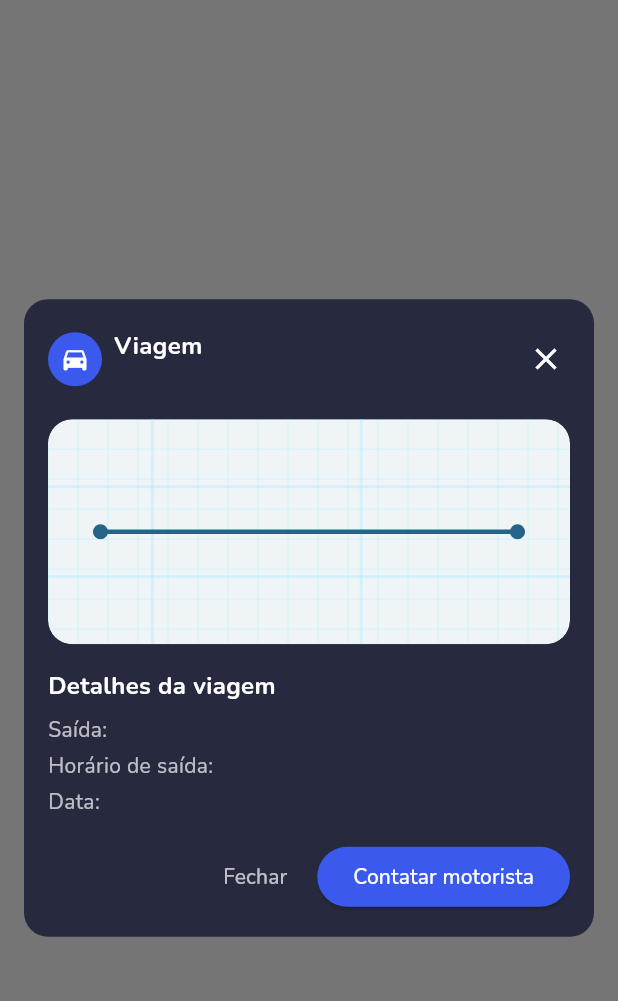
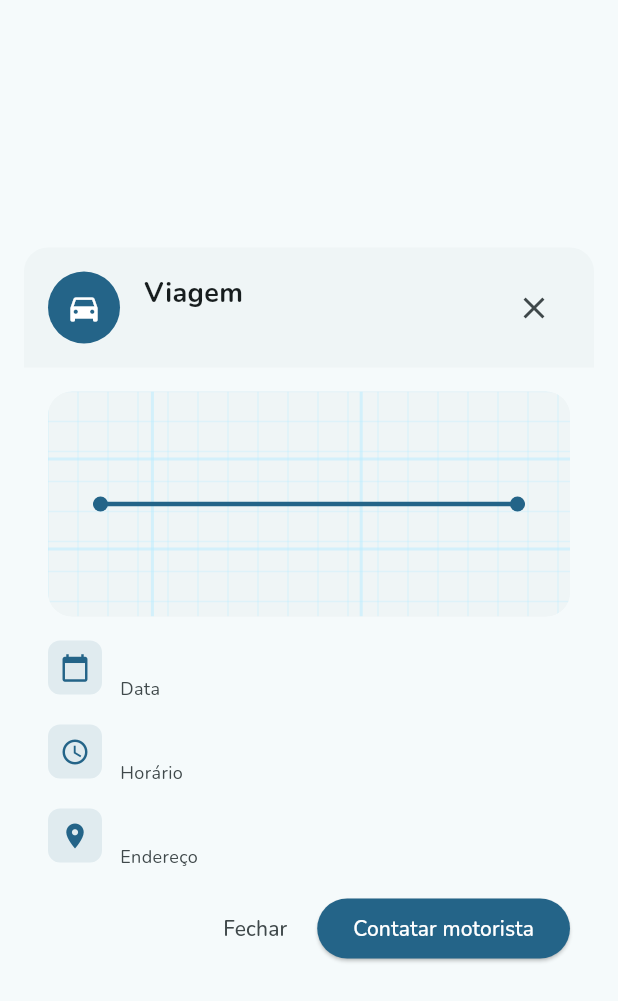
Before and after one commit to Grupo-6-bpk/mobile-app, a Flutter app: the PassengerRideDetailPage widget shown alone on an empty page, opened directly with empty values, on a phone screen of 412 x 824 dp. Shown: the top 1001 px of the screen. Run offline on Flutter 3.47's test engine with Material 3 defaults, Android fonts, the phone set to English and light mode, and no system bars; our stand-ins replace file_picker, google_fonts.

Commit message:
Correcao de cores bases, e ajuste na interface

```diff
--- a/lib/passenger_history/passenger_ride_detail_page.dart
+++ b/lib/passenger_history/passenger_ride_detail_page.dart
@@ -19,83 +19,102 @@ class PassengerRideDetailPage extends StatelessWidget {
 
   @override
   Widget build(BuildContext context) {
-    return Scaffold(
-      backgroundColor: Colors.black54,
-      body: Center(
+    return Dialog(
+      backgroundColor: Colors.transparent,
+      insetPadding: EdgeInsets.zero,
       child: Container(
+        width: MediaQuery.of(context).size.width,
         margin: const EdgeInsets.symmetric(horizontal: 16),
+        constraints: BoxConstraints(
+          maxHeight: MediaQuery.of(context).size.height * 0.9,
+        ),
         decoration: BoxDecoration(
-            color: const Color(0xFF272A3F),
+          color: Theme.of(context).colorScheme.surface,
           borderRadius: BorderRadius.circular(16),
         ),
         child: Column(
           mainAxisSize: MainAxisSize.min,
-            crossAxisAlignment: CrossAxisAlignment.start,
           children: [
-              // Cabeçalho com título e botão de fechar
-              Padding(
-                padding: const EdgeInsets.fromLTRB(16, 16, 8, 0),
+            // Cabeçalho
+            Container(
+              padding: const EdgeInsets.all(16),
+              decoration: BoxDecoration(
+                color: Theme.of(context).colorScheme.surfaceContainerLow,
+                borderRadius: const BorderRadius.only(
+                  topLeft: Radius.circular(16),
+                  topRight: Radius.circular(16),
+                ),
+              ),
               child: Row(
-                  mainAxisAlignment: MainAxisAlignment.spaceBetween,
-                  children: [
-                    Row(
                 children: [
                   Container(
-                          width: 36,
-                          height: 36,
-                          decoration: const BoxDecoration(
-                            color: Color(0xFF3B59ED),
+                    width: 48,
+                    height: 48,
+                    decoration: BoxDecoration(
+                      color: Theme.of(context).colorScheme.primary,
                       shape: BoxShape.circle,
                     ),
-                          child: const Icon(
+                    child: Icon(
                       Icons.directions_car,
-                            color: Colors.white,
-                            size: 20,
+                      color: Theme.of(context).colorScheme.onPrimary,
+                      size: 24,
                     ),
                   ),
-                        const SizedBox(width: 8),
-                        Column(
+                  const SizedBox(width: 16),
+                  Expanded(
+                    child: Column(
                       crossAxisAlignment: CrossAxisAlignment.start,
                       children: [
                         Text(
-                              title ?? 'Viagem $date',
-                              style: const TextStyle(
+                          title ?? 'Viagem',
+                          style: TextStyle(
                             fontWeight: FontWeight.bold,
-                                color: Colors.white,
-                                fontSize: 16,
+                            color: Theme.of(context).colorScheme.onSurface,
+                            fontSize: 18,
                           ),
+                          maxLines: 1,
+                          overflow: TextOverflow.ellipsis,
                         ),
                         Text(
                           vehicleInfo,
-                              style: const TextStyle(
-                                fontSize: 12,
-                                color: Colors.white70,
+                          style: TextStyle(
+                            color: Theme.of(context).colorScheme.onSurfaceVariant,
+                            fontSize: 14,
                           ),
+                          maxLines: 1,
+                          overflow: TextOverflow.ellipsis,
                         ),
                       ],
                     ),
-                      ],
                   ),
                   IconButton(
-                      icon: const Icon(Icons.close, color: Colors.white),
+                    icon: Icon(
+                      Icons.close,
+                      color: Theme.of(context).colorScheme.onSurfaceVariant,
+                    ),
                     onPressed: () => Navigator.pop(context),
                   ),
                 ],
               ),
             ),
 
+            // Conteúdo com scroll
+            Flexible(
+              child: SingleChildScrollView(
+                child: Column(
+                  mainAxisSize: MainAxisSize.min,
+                  children: [
                     // Mapa
                     Padding(
                       padding: const EdgeInsets.fromLTRB(16, 16, 16, 16),
                       child: Container(
                         height: 150,
                         decoration: BoxDecoration(
-                    color: const Color(0xFF1F2133),
+                          color: Theme.of(context).colorScheme.surfaceContainerLow,
                           borderRadius: BorderRadius.circular(16),
                         ),
                         child: Stack(
                           children: [
-                      // Simulação de mapa
                             Container(
                               decoration: BoxDecoration(
                                 borderRadius: BorderRadius.circular(16),
@@ -110,45 +129,37 @@ class PassengerRideDetailPage extends StatelessWidget {
                       ),
                     ),
 
-              // Informações do endereço
+                    // Informações
                     Padding(
                       padding: const EdgeInsets.symmetric(horizontal: 16),
                       child: Column(
                         crossAxisAlignment: CrossAxisAlignment.start,
                         children: [
-                    const Text(
-                      'Detalhes da viagem',
-                      style: TextStyle(
-                        color: Colors.white,
-                        fontWeight: FontWeight.bold,
-                        fontSize: 16,
+                          _buildInfoRow(
+                            context,
+                            icon: Icons.calendar_today,
+                            label: 'Data',
+                            value: date,
                           ),
+                          const SizedBox(height: 16),
+                          _buildInfoRow(
+                            context,
+                            icon: Icons.access_time,
+                            label: 'Horário',
+                            value: time,
                           ),
-                    const SizedBox(height: 8),
-                    Text(
-                      'Saída: $address',
-                      style: const TextStyle(
-                        color: Colors.white70,
-                        fontSize: 14,
+                          const SizedBox(height: 16),
+                          _buildInfoRow(
+                            context,
+                            icon: Icons.location_on,
+                            label: 'Endereço',
+                            value: address,
                           ),
-                    ),
-                    const SizedBox(height: 4),
-                    Text(
-                      'Horário de saída: $time',
-                      style: const TextStyle(
-                        color: Colors.white70,
-                        fontSize: 14,
-                      ),
-                    ),
-                    const SizedBox(height: 4),
-                    Text(
-                      'Data: $date',
-                      style: const TextStyle(
-                        color: Colors.white70,
-                        fontSize: 14,
+                        ],
                       ),
                     ),
                   ],
+                ),
               ),
             ),
 
@@ -163,7 +174,7 @@ class PassengerRideDetailPage extends StatelessWidget {
                       Navigator.pop(context);
                     },
                     style: TextButton.styleFrom(
-                        foregroundColor: Colors.white70,
+                      foregroundColor: Theme.of(context).colorScheme.onSurfaceVariant,
                     ),
                     child: const Text('Fechar'),
                   ),
@@ -173,8 +184,8 @@ class PassengerRideDetailPage extends StatelessWidget {
                       // Implementar ação para entrar em contato
                     },
                     style: ElevatedButton.styleFrom(
-                        backgroundColor: const Color(0xFF3B59ED),
-                        foregroundColor: Colors.white,
+                      backgroundColor: Theme.of(context).colorScheme.primary,
+                      foregroundColor: Theme.of(context).colorScheme.onPrimary,
                     ),
                     child: const Text('Contatar motorista'),
                   ),
@@ -184,7 +195,56 @@ class PassengerRideDetailPage extends StatelessWidget {
           ],
         ),
       ),
+    );
+  }
+
+  Widget _buildInfoRow(
+    BuildContext context, {
+    required IconData icon,
+    required String label,
+    required String value,
+  }) {
+    return Row(
+      crossAxisAlignment: CrossAxisAlignment.start,
+      children: [
+        Container(
+          padding: const EdgeInsets.all(8),
+          decoration: BoxDecoration(
+            color: Theme.of(context).colorScheme.primary.withOpacity(0.1),
+            borderRadius: BorderRadius.circular(8),
           ),
+          child: Icon(
+            icon,
+            color: Theme.of(context).colorScheme.primary,
+            size: 20,
+          ),
+        ),
+        const SizedBox(width: 12),
+        Expanded(
+          child: Column(
+            crossAxisAlignment: CrossAxisAlignment.start,
+            children: [
+              Text(
+                value,
+                style: TextStyle(
+                  fontWeight: FontWeight.bold,
+                  color: Theme.of(context).colorScheme.onSurface,
+                  fontSize: 16,
+                ),
+                maxLines: 2,
+                overflow: TextOverflow.ellipsis,
+              ),
+              Text(
+                label,
+                style: TextStyle(
+                  fontSize: 12,
+                  color: Theme.of(context).colorScheme.onSurfaceVariant,
+                ),
+              ),
+            ],
+          ),
+        ),
+      ],
     );
   }
 }
```
Also changed, not shown: lib/passenger_history/passenger_ride_history_page.dart (+30 -74 lines). Lines whose indentation alone changed are shown as unchanged.
